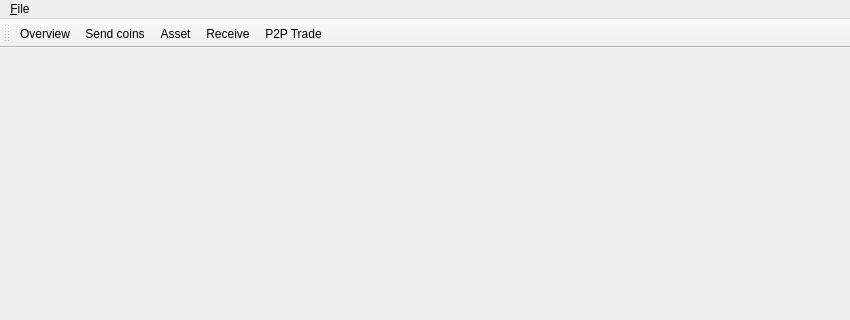
Old version of the form ui/forms/ngccc.ui in the repository chromaway/ngcccbase; both pictures show x 0 to 850 and y 0 to 320 of the 850 by 550 pixel window.
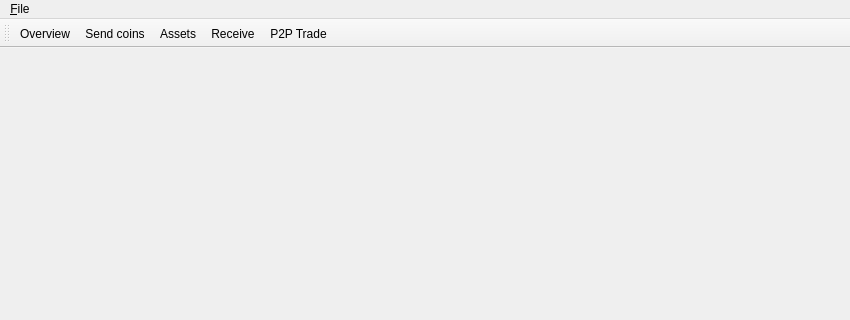
New version of the form. Icons and pictures are not drawn.

Commit message: some improves - rename asset to assets - rename labels in new issue dialog - correct cleaning background for QLineEdit

Patch:
```diff
--- a/ui/forms/ngccc.ui
+++ b/ui/forms/ngccc.ui
@@ -55,7 +55,7 @@
    </attribute>
    <addaction name="actionGotoOverview"/>
    <addaction name="actionGotoSendcoins"/>
-   <addaction name="actionGotoAsset"/>
+   <addaction name="actionGotoAssets"/>
    <addaction name="actionGotoReceive"/>
    <addaction name="actionP2PTrade"/>
   </widget>
@@ -139,15 +139,15 @@
     <string>update data</string>
    </property>
   </action>
-  <action name="actionGotoAsset">
+  <action name="actionGotoAssets">
    <property name="checkable">
     <bool>true</bool>
    </property>
    <property name="text">
-    <string>Asset</string>
+    <string>Assets</string>
    </property>
    <property name="toolTip">
-    <string>Change to Asset page</string>
+    <string>Change to Assets page</string>
    </property>
   </action>
  </widget>
```
The commit also changes 6 other files.
